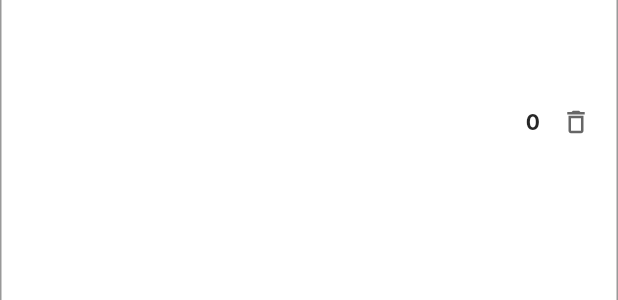
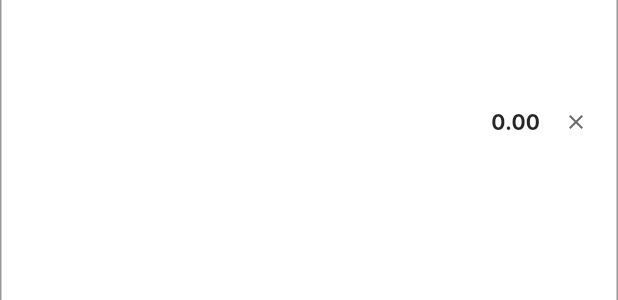
Before and after one commit to adasarabil/TripMate, a Flutter app: the _ExpenseCard widget shown alone on an empty page, opened directly with empty values, on a phone screen of 412 x 824 dp. Shown: the part 496-796 px from the top of the screen. Run offline on Flutter 3.47's test engine with Material 3 defaults, Android fonts, the phone set to English and light mode, and no system bars; our stand-ins replace material_ui, share_plus.

Commit message:
Show expense amounts with cents and use close icon

```diff
--- a/lib/features/expenses/expenses_tab.dart
+++ b/lib/features/expenses/expenses_tab.dart
@@ -239,7 +239,7 @@ class _ExpenseCard extends StatelessWidget {
                 fit: BoxFit.scaleDown,
                 alignment: Alignment.centerRight,
                 child: Text(
-                  TripFormat.money(expense.amountMinor, currencyCode),
+                  ExpenseFormat.money(expense.amountMinor, currencyCode),
                   style: theme.textTheme.titleSmall?.copyWith(
                     fontWeight: FontWeight.w700,
                   ),
@@ -249,7 +249,7 @@ class _ExpenseCard extends StatelessWidget {
             IconButton(
               tooltip: 'Remove ${expense.description}',
               onPressed: onRemove,
-              icon: const Icon(Icons.delete_outline, size: 20),
+              icon: const Icon(Icons.close, size: 16),
             ),
           ],
         ),
```
Also changed, not shown: 1 other file.
